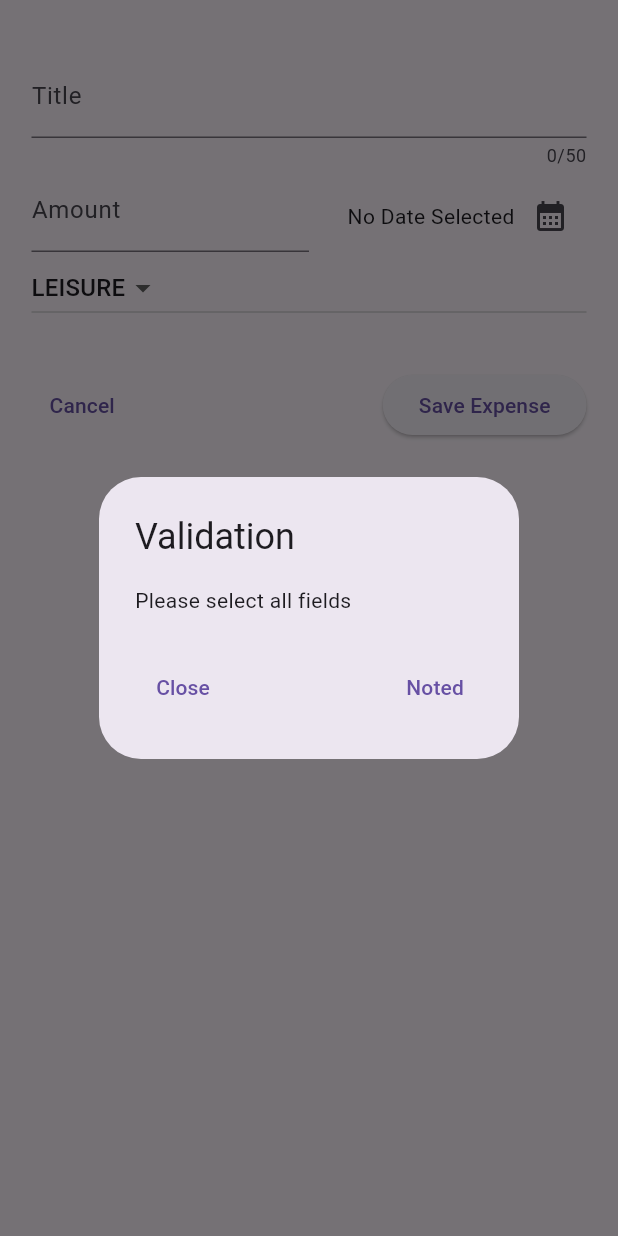
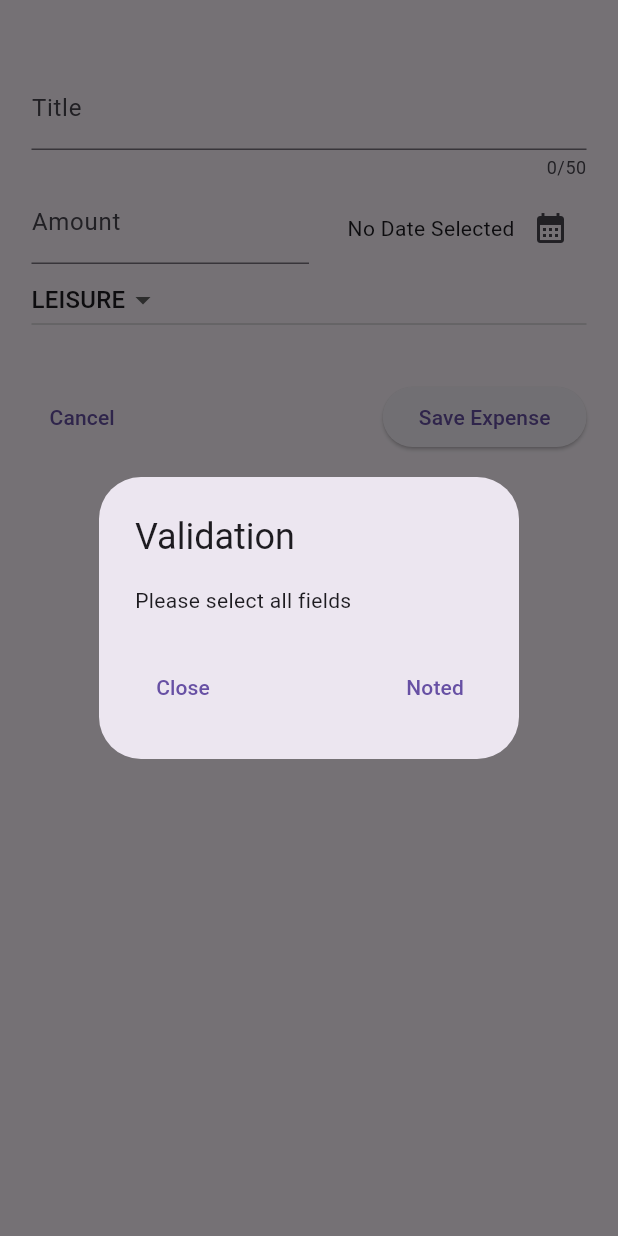
Before and after one commit to Ayomikuolatunji/expense-tracker, a Flutter app: the NewExpense widget shown alone on an empty page, opened directly with empty values, after a tap on "Save Expense", on a phone screen of 412 x 824 dp. Run offline on Flutter 3.47's test engine with Material 3 defaults, Android fonts, the phone set to English and light mode, and no system bars.

Commit message:
What: expense widget format

```diff
--- a/lib/widgets/new_expense.dart
+++ b/lib/widgets/new_expense.dart
@@ -1,13 +1,12 @@
 // ignore_for_file: avoid_print
 import 'package:flutter/material.dart';
-import "package:flutter/widgets.dart";
 import "package:net_ninja_course/components/date_format.dart";
 import "package:net_ninja_course/models/expense.dart";
 
 class NewExpense extends StatefulWidget {
-  const NewExpense({required this.addExpense, super.key});
+  const NewExpense({required this.onAddExpense, super.key});
 
-  final Future Function(Expense expense) addExpense;
+  final Future Function(Expense expense) onAddExpense;
 
   @override
   State<NewExpense> createState() => _NewExpense();
@@ -64,6 +63,14 @@ class _NewExpense extends State<NewExpense> {
 
       return;
     }
+
+    await widget.onAddExpense(Expense(
+        title: _titleController.text,
+        amount: enteredAmount,
+        date: _pickedDate!,
+        category: _selectedCategory));
+
+    Navigator.pop(context);
   }
 
   @override
@@ -77,7 +84,7 @@ class _NewExpense extends State<NewExpense> {
   Widget build(BuildContext context) {
     return Container(
       margin: const EdgeInsets.symmetric(horizontal: 5, vertical: 20),
-      padding: const EdgeInsets.all(16),
+      padding: const EdgeInsets.fromLTRB(16, 24, 16, 16),
       child: Column(
         children: [
           TextField(
```
Also changed, not shown: lib/widgets/expenses.dart (+17 -17 lines), lib/widgets/expenses_lists.dart (+9 -2 lines).
